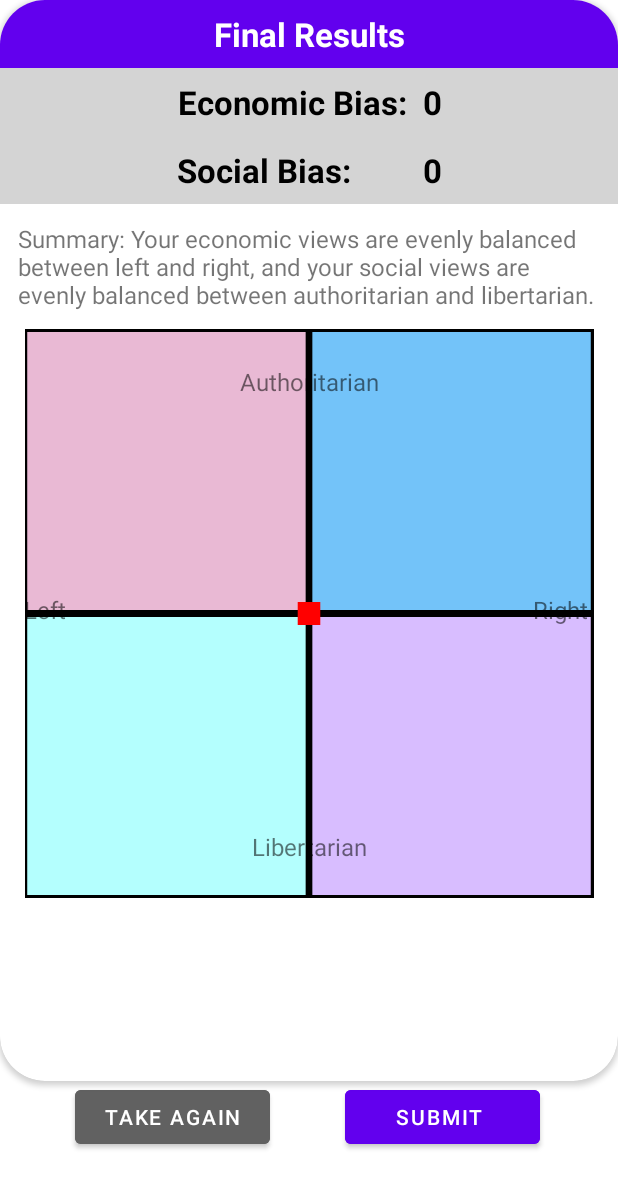
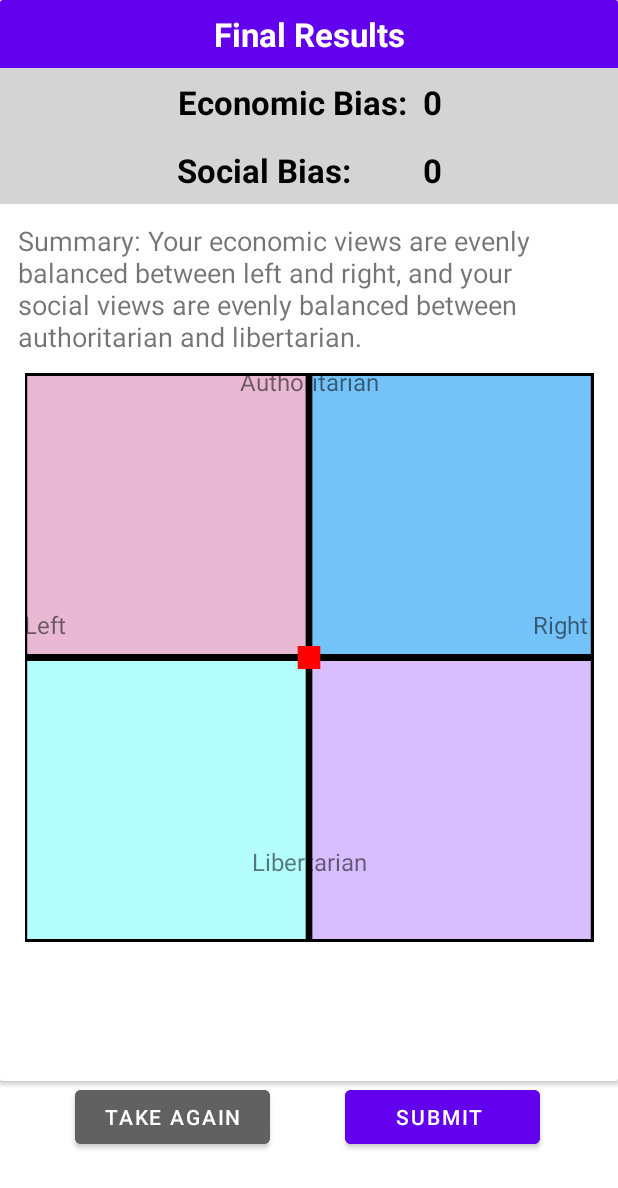
Before and after one commit to knelligan/political-empathy, an Android app: the CalcActivity screen opened directly, with no data from a screen before it, on a phone screen of 412 x 824 dp. Shown: the top 1188 px of the screen. Run offline under Robolectric (Android 15) with nearby library versions, the light colour scheme and no system bars.

Commit message:
got app ready for release/prod

```diff
--- a/app/src/main/res/layout/activity_calc.xml
+++ b/app/src/main/res/layout/activity_calc.xml
@@ -15,7 +15,7 @@
         android:layout_width="match_parent"
         android:layout_height="592dp"
         android:layout_weight="0.7"
-        app:cardCornerRadius="30dp"
+
         app:layout_constraintBottom_toBottomOf="parent"
         app:layout_constraintEnd_toEndOf="parent"
         app:layout_constraintStart_toStartOf="parent"
@@ -70,7 +70,7 @@
                 android:layout_height="wrap_content"
                 android:padding="12dp"
                 android:text="Here is a summary of your results"
-                android:textSize="16sp" />
+                android:textSize="18sp" />
 
             <ImageView
                 android:id="@+id/politicalchart"
@@ -101,7 +101,7 @@
             android:text="Libertarian"
             android:textAlignment="center"
             android:layout_marginHorizontal="153dp"
-            android:layout_marginVertical="553dp"
+            android:layout_marginVertical="563dp"
             android:textSize="16sp" />
 
         <TextView
@@ -110,7 +110,7 @@
             android:layout_height="40dp"
             android:text="Right"
             android:layout_marginHorizontal="355dp"
-            android:layout_marginVertical="395dp"
+            android:layout_marginVertical="405dp"
             android:textSize="16sp" />
 
         <TextView
@@ -118,7 +118,7 @@
             android:layout_width="100dp"
             android:layout_height="40dp"
             android:layout_marginHorizontal="16dp"
-            android:layout_marginVertical="395dp"
+            android:layout_marginVertical="405dp"
             android:text="Left"
             android:textSize="16sp" />
     </androidx.cardview.widget.CardView>
```
Also changed, not shown: app/src/main/java/io/politicalempathy/CalcActivity.java (+58 -40 lines), 1 other file.
